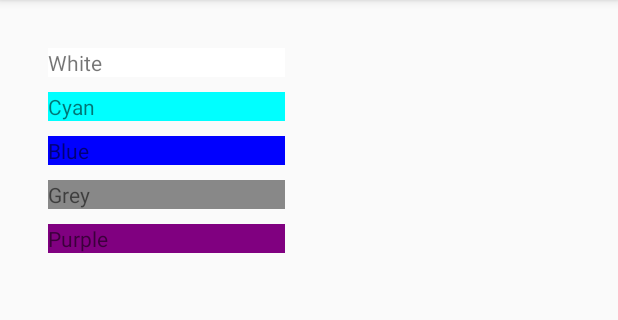
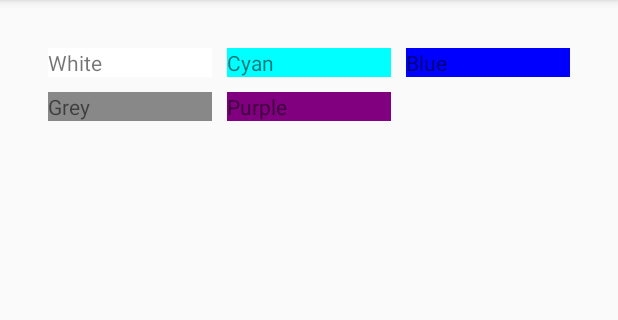
Before and after one commit to hongul/Fragment, an Android app: the screen it shows after launch (MainActivity), on a phone screen of 412 x 824 dp, the part 84-404 px from its top. Run offline under Robolectric (Android 15) with nearby library versions, the phone set to English and light mode, and no system bars.

Commit message:
fragment with different screen size

```diff
--- a/app/src/main/java/edu/temple/lab4adapterandactivity/MainActivity.java
+++ b/app/src/main/java/edu/temple/lab4adapterandactivity/MainActivity.java
@@ -2,21 +2,51 @@ package edu.temple.lab4adapterandactivity;
 
 import android.app.Activity;
 import android.app.Fragment;
+import android.app.FragmentTransaction;
 import android.os.Bundle;
 
 public class MainActivity extends Activity implements PaletteFragment.PaletteInterface{
 
     CanvasFragment canvasFragment;
+    private int orientation;
+    private boolean isTablet;
 
     @Override
     protected void onCreate(Bundle savedInstanceState) {
         super.onCreate(savedInstanceState);
-        setContentView(R.layout.activity_main);
 
-        canvasFragment = new CanvasFragment();
+        //check device type
+        isTablet = getResources().getBoolean(R.bool.isTablet);
+        if (isTablet) {
+            setContentView(R.layout.tablet_layout);
 
-        addFragment(new PaletteFragment(), R.id.frag1);
-        addFragment(canvasFragment, R.id.frag2);
+            canvasFragment = new CanvasFragment();
+
+            addFragment(new PaletteFragment(), R.id.frag1);
+            addFragment(canvasFragment, R.id.frag2);
+        } else {
+            //check orientation; 1 == portrait, 2 == landscape
+            orientation = getResources().getConfiguration().orientation;
+            if (orientation == 1) { // portrait
+                setContentView(R.layout.small_portrait);
+
+                addFragment(new PaletteFragment(), R.id.frag);
+            } else { // landscape
+                setContentView(R.layout.small_landscape);
+
+                canvasFragment = new CanvasFragment();
+
+                addFragment(new PaletteFragment(), R.id.frag1);
+                addFragment(canvasFragment, R.id.frag2);
+            }
+        }
+
+
+
+//        canvasFragment = new CanvasFragment();
+//
+//        addFragment(new PaletteFragment(), R.id.frag1);
+//        addFragment(canvasFragment, R.id.frag2);
 
     }
 
@@ -30,8 +60,24 @@ public class MainActivity extends Activity implements PaletteFragment.PaletteInt
 
     @Override
     public void sendMessage(String message) {
-        canvasFragment.changeBGcolor(message);
+
+
+        if(orientation == 1 && !isTablet) {
+            canvasFragment = new CanvasFragment();
+            Bundle args = new Bundle();
+            args.putString("color", message);
+            canvasFragment.setArguments(args);
+            getFragmentManager()
+                    .beginTransaction()
+                    .replace(R.id.frag, canvasFragment)
+                    .addToBackStack(null)
+                    .commit();
+        } else {
+
+            canvasFragment.changeBGcolor(message);
+        }
     }
 
 
+
 }
--- a/app/src/main/java/edu/temple/lab4adapterandactivity/PaletteFragment.java
+++ b/app/src/main/java/edu/temple/lab4adapterandactivity/PaletteFragment.java
@@ -22,30 +22,35 @@ public class PaletteFragment extends Fragment {
 
     @Override
     public View onCreateView(LayoutInflater inflater, ViewGroup container,
-                             Bundle savedInstanceState) {
+                             final Bundle savedInstanceState) {
         // Inflate the layout for this fragment
         View layout = inflater.inflate(R.layout.activity_palette, container, false);
 
+        // grid for colors
         GridView myGridview = (GridView) layout.findViewById(R.id.gridview);
-
+        // string to be use for parsing when current language is not english
         final String[] actualColors = {"White", "Cyan", "Blue", "Grey", "Purple"};
-
+        // use resource string when language is not english
         Resources res = getResources();
         String[] myColors = res.getStringArray(R.array.colors_array);
 
+        // get context
         Context myContext;
         myContext = getActivity();
-
+        // give content to adapter
         myAdapter = new ColorAdapter(myContext, myColors);
-
         myGridview.setAdapter(myAdapter);
 
+        // on click listener for color selection
         myGridview.setOnItemClickListener(new AdapterView.OnItemClickListener() {
             @Override
             public void onItemClick(AdapterView<?> adapterView, View view, int i, long l) {
                 String message = actualColors[i];
 
-                parent.sendMessage(message);
+
+                    parent.sendMessage(message);
+
+
             }
         });
 
@@ -62,10 +67,11 @@ public class PaletteFragment extends Fragment {
             throw new RuntimeException("Not Implemented");
         }
 
-
     }
 
     public interface PaletteInterface {
         void sendMessage(String message);
     }
+
+
 }
--- /dev/null
+++ b/app/src/main/res/layout-port/small_portrait.xml
@@ -0,0 +1,20 @@
+<?xml version="1.0" encoding="utf-8"?>
+<LinearLayout xmlns:android="http://schemas.android.com/apk/res/android"
+    xmlns:tools="http://schemas.android.com/tools"
+    android:id="@+id/small_portrait"
+    android:layout_width="match_parent"
+    android:layout_height="match_parent"
+    android:paddingBottom="16dp"
+    android:paddingLeft="16dp"
+    android:paddingRight="16dp"
+    android:paddingTop="16dp"
+    android:orientation="horizontal"
+    tools:context="edu.temple.lab4adapterandactivity.MainActivity">
+
+    <FrameLayout
+        android:id="@+id/frag"
+        android:layout_width="0dp"
+        android:layout_height="match_parent"
+        android:layout_weight="1"/>
+
+</LinearLayout>
--- /dev/null
+++ b/app/src/main/res/values-sw600dp/dimens.xml
@@ -0,0 +1,5 @@
+<?xml version="1.0" encoding="utf-8"?>
+<resources>
+    <item name="main" type="layout">@layout/tablet_layout</item>
+    <bool name="isTablet">true</bool>
+</resources>
--- a/app/src/main/res/values/dimens.xml
+++ b/app/src/main/res/values/dimens.xml
@@ -2,4 +2,5 @@
     <!-- Default screen margins, per the Android Design guidelines. -->
     <dimen name="activity_horizontal_margin">16dp</dimen>
     <dimen name="activity_vertical_margin">16dp</dimen>
+    <bool name="isTablet">false</bool>
 </resources>
```
Also changed, not shown: app/src/main/java/edu/temple/lab4adapterandactivity/CanvasFragment.java (+8 -0 lines), app/src/main/res/layout-land/small_landscape.xml (added, +25 -0 lines), app/src/main/res/layout-sw600dp/tablet_layout.xml (added, +25 -0 lines).
